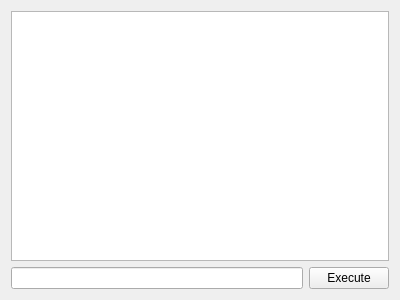
Old version of the form main.ui in the repository maryaleb8/4sem.
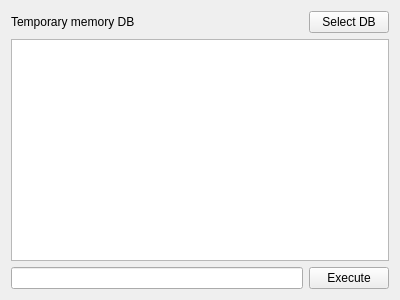
New version of the form.

Commit message: Fix Qlabel handing and Natasha edit

What changed in the file:
```diff
--- a/main.ui
+++ b/main.ui
@@ -14,18 +14,41 @@
    <string>Form</string>
   </property>
   <layout class="QGridLayout" name="gridLayout">
-   <item row="2" column="1">
+   <item row="2" column="0" colspan="2">
+    <widget class="QListWidget" name="query_history"/>
+   </item>
+   <item row="3" column="0">
+    <widget class="QLineEdit" name="query_text"/>
+   </item>
+   <item row="3" column="1">
     <widget class="QPushButton" name="execute_button">
      <property name="text">
       <string>Execute</string>
      </property>
     </widget>
    </item>
-   <item row="2" column="0">
-    <widget class="QLineEdit" name="query_text"/>
+   <item row="1" column="0">
+    <widget class="QLabel" name="db_pathname">
+     <property name="text">
+      <string>Temporary memory DB</string>
+     </property>
+     <property name="textFormat">
+      <enum>Qt::PlainText</enum>
+     </property>
+     <property name="wordWrap">
+      <bool>true</bool>
+     </property>
+     <property name="textInteractionFlags">
+      <set>Qt::LinksAccessibleByKeyboard|Qt::LinksAccessibleByMouse</set>
+     </property>
+    </widget>
    </item>
-   <item row="1" column="0" colspan="2">
-    <widget class="QListWidget" name="query_history"/>
+   <item row="1" column="1">
+    <widget class="QPushButton" name="select_button">
+     <property name="text">
+      <string>Select DB</string>
+     </property>
+    </widget>
    </item>
   </layout>
  </widget>
```
The commit also changes 1 other file.
